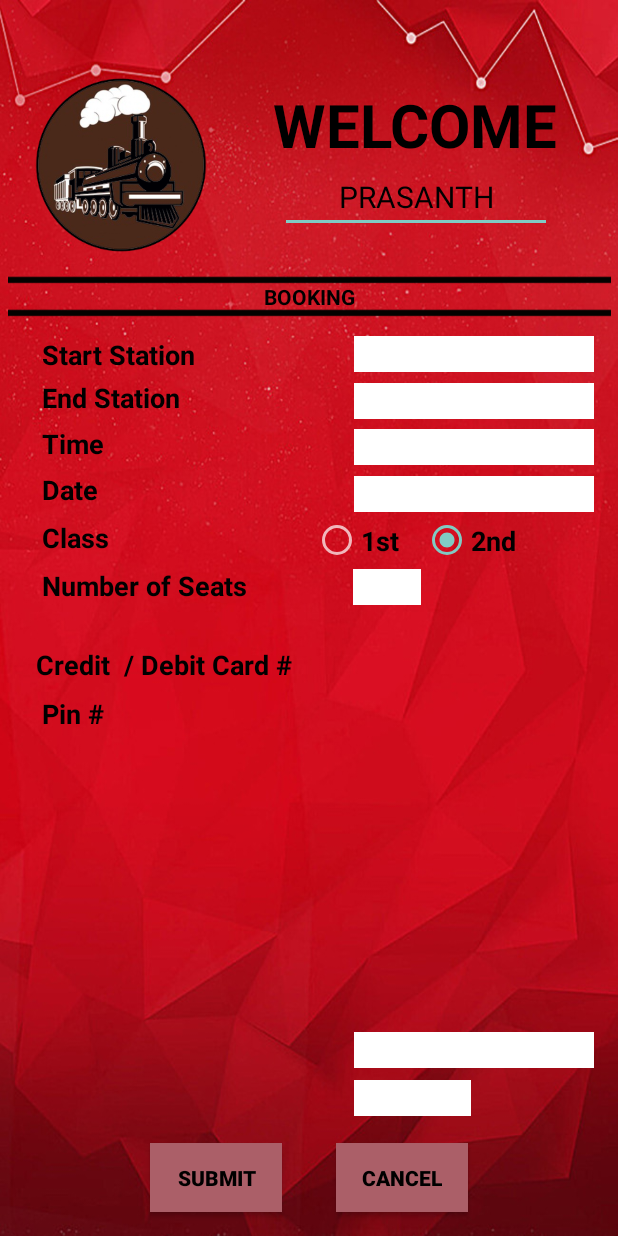
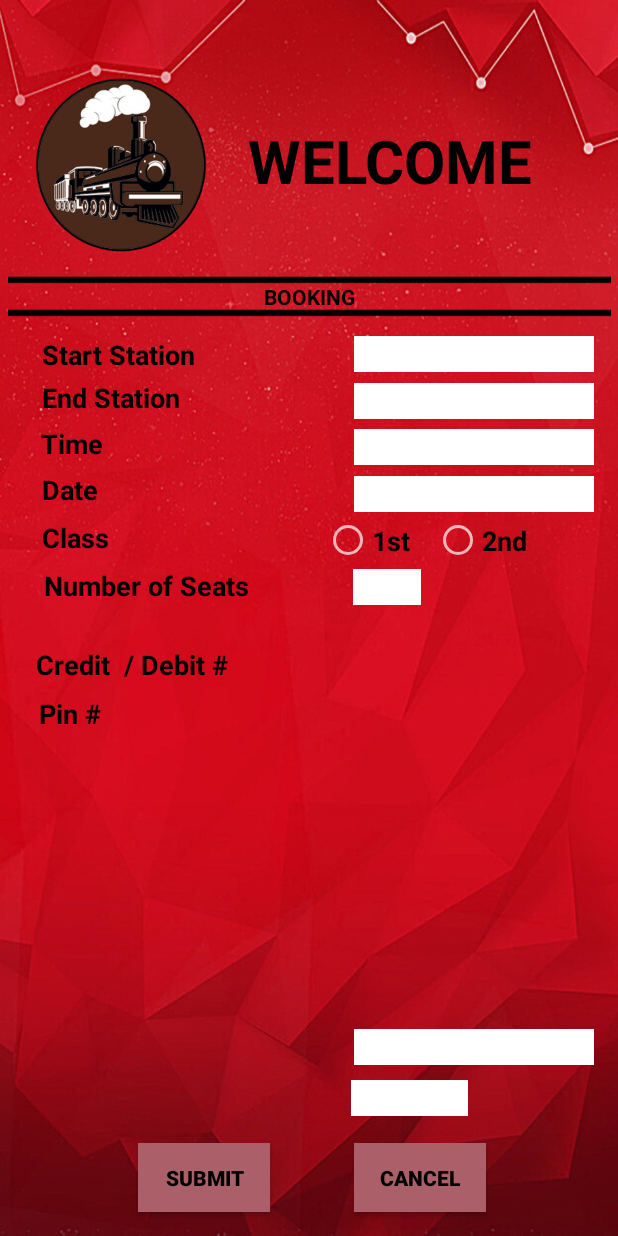
Before and after one commit to prasanthse/TrackBook, an Android app: the BookingActivity screen opened directly, with no data from a screen before it, on a phone screen of 412 x 824 dp. Run offline under Robolectric (Android 15) with nearby library versions, the phone set to English and light mode, and no system bars; our stand-ins replace Firebase (no records; nobody signed in at launch, a user with empty details on screens opened directly); 1 statement that could not run was skipped.

Commit message:
Booking info class created

```diff
--- a/app/src/main/java/com/se15026/prasanth/trackbook/BookingActivity.java
+++ b/app/src/main/java/com/se15026/prasanth/trackbook/BookingActivity.java
@@ -2,31 +2,71 @@ package com.se15026.prasanth.trackbook;
 
 import android.content.Intent;
 import android.os.Bundle;
+import android.support.annotation.NonNull;
 import android.support.v7.app.AppCompatActivity;
 import android.view.View;
+import android.widget.ArrayAdapter;
 import android.widget.Button;
+import android.widget.EditText;
+import android.widget.Spinner;
 import android.widget.Toast;
+
+import com.google.firebase.database.DataSnapshot;
+import com.google.firebase.database.DatabaseError;
+import com.google.firebase.database.DatabaseReference;
+import com.google.firebase.database.FirebaseDatabase;
+import com.google.firebase.database.ValueEventListener;
+
+import java.util.ArrayList;
 
 public class BookingActivity extends AppCompatActivity {
 
     private Button submitBtn;
     private Button cancelBtn;
+    private Spinner start;
+    private Spinner end;
+    private Spinner time;
+    private Spinner seats;
+    private EditText card;
+    private EditText pin;
+
+    private DatabaseReference databaseReference;
+
+    ArrayList<String> stationsList = new ArrayList<>();
 
     @Override
     protected void onCreate(Bundle savedInstanceState) {
         super.onCreate(savedInstanceState);
         setContentView(R.layout.activity_booking);
 
+        submitBtn = (Button) findViewById(R.id.submit);
+        cancelBtn = (Button) findViewById(R.id.cancel);
+        start = (Spinner) findViewById(R.id.startDropdown);
+        end = (Spinner) findViewById(R.id.endDropdown);
+        time = (Spinner) findViewById(R.id.timeDropdown);
+        seats = (Spinner) findViewById(R.id.seatsDropdown);
+        card = (EditText)findViewById(R.id.cardNumber);
+        pin = (EditText) findViewById(R.id.pinNumber);
+
+        databaseReference = FirebaseDatabase.getInstance().getReference();
+
+        retrieveStations();
+
+        ArrayAdapter<String> stationAdapter = new ArrayAdapter<>(getApplicationContext(), android.R.layout.simple_spinner_item, stationsList);
+        stationAdapter.setDropDownViewResource(android.R.layout.simple_spinner_dropdown_item);
+
+        start.setAdapter(stationAdapter);
+        end.setAdapter(stationAdapter);
+
         bookingLinks();
     }
 
     public void bookingLinks(){
-        submitBtn = (Button) findViewById(R.id.submit);
-        cancelBtn = (Button) findViewById(R.id.cancel);
 
         submitBtn.setOnClickListener(new View.OnClickListener() {
             @Override
             public void onClick(View v) {
+                //AlertBox
                 Toast toast = Toast.makeText(getApplicationContext(), "Your Booking was successful", Toast.LENGTH_SHORT);
                 toast.show();
 
@@ -38,7 +78,6 @@ public class BookingActivity extends AppCompatActivity {
         cancelBtn.setOnClickListener(new View.OnClickListener() {
             @Override
             public void onClick(View v) {
-
                 //Alertbox
                 Toast toast = Toast.makeText(getApplicationContext(), "Your Booking was canceled", Toast.LENGTH_SHORT);
                 toast.show();
@@ -47,5 +86,47 @@ public class BookingActivity extends AppCompatActivity {
                 startActivity(intent);
             }
         });
+
+        start.setOnClickListener(new View.OnClickListener() {
+            @Override
+            public void onClick(View v) {
+
+            }
+        });
+
+       /* end.setOnClickListener(new View.OnClickListener() {
+            @Override
+            public void onClick(View v) {
+                //end.setAdapter(stationAdapter);
+            }
+        });
+
+        time.setOnClickListener(new View.OnClickListener() {
+            @Override
+            public void onClick(View v) {
+
+            }
+        });*/
+
+    }
+
+    public void retrieveStations(){
+
+        databaseReference.child("Stations").addValueEventListener(new ValueEventListener() {
+            @Override
+            public void onDataChange(@NonNull DataSnapshot dataSnapshot) {
+
+                for(DataSnapshot stations : dataSnapshot.getChildren()){
+
+                    String stationNames = stations.getValue(String.class);
+                    stationsList.add(stationNames);
+                }
+            }
+
+            @Override
+            public void onCancelled(@NonNull DatabaseError databaseError) {
+
+            }
+        });
     }
 }
--- a/app/src/main/java/com/se15026/prasanth/trackbook/LoginActivity.java
+++ b/app/src/main/java/com/se15026/prasanth/trackbook/LoginActivity.java
@@ -110,5 +110,4 @@ public class LoginActivity extends AppCompatActivity {
             toast.show();
         }
     }
-
 }
--- a/app/src/main/res/layout/activity_booking.xml
+++ b/app/src/main/res/layout/activity_booking.xml
@@ -38,31 +38,19 @@
         android:id="@+id/welcomeTitle"
         android:layout_width="198dp"
         android:layout_height="50dp"
-        android:layout_marginTop="56dp"
-        android:layout_marginEnd="32dp"
-        android:layout_marginRight="32dp"
+        android:layout_marginStart="8dp"
+        android:layout_marginLeft="8dp"
+        android:layout_marginTop="80dp"
+        android:layout_marginEnd="16dp"
+        android:layout_marginRight="16dp"
         android:text="WELCOME"
         android:textColor="@color/colorAccent"
         android:textSize="40sp"
         android:textStyle="bold"
         app:layout_constraintEnd_toEndOf="parent"
+        app:layout_constraintHorizontal_bias="0.0"
+        app:layout_constraintStart_toEndOf="@+id/imageView3"
         app:layout_constraintTop_toTopOf="parent" />
-
-    <EditText
-        android:id="@+id/bookingUserName"
-        android:layout_width="181dp"
-        android:layout_height="41dp"
-        android:layout_marginTop="8dp"
-        android:layout_marginEnd="44dp"
-        android:layout_marginRight="44dp"
-        android:ems="10"
-        android:inputType="textPersonName"
-        android:text="PRASANTH"
-        android:textAlignment="center"
-        android:textColor="@color/colorAccent"
-        android:textSize="20sp"
-        app:layout_constraintEnd_toEndOf="parent"
-        app:layout_constraintTop_toBottomOf="@+id/welcomeTitle" />
 
     <ImageView
         android:id="@+id/lineOne"
@@ -127,8 +115,8 @@
         android:id="@+id/time"
         android:layout_width="wrap_content"
         android:layout_height="wrap_content"
-        android:layout_marginStart="28dp"
-        android:layout_marginLeft="28dp"
+        android:layout_marginStart="27dp"
+        android:layout_marginLeft="27dp"
         android:layout_marginTop="6dp"
         android:text="Time"
         android:textColor="@color/colorAccent"
@@ -169,8 +157,8 @@
         android:id="@+id/seats"
         android:layout_width="wrap_content"
         android:layout_height="wrap_content"
-        android:layout_marginStart="28dp"
-        android:layout_marginLeft="28dp"
+        android:layout_marginStart="29dp"
+        android:layout_marginLeft="29dp"
         android:layout_marginTop="7dp"
         android:text="Number of Seats"
         android:textColor="@color/colorAccent"
@@ -183,14 +171,17 @@
         android:id="@+id/firstClass"
         android:layout_width="wrap_content"
         android:layout_height="24dp"
-        android:layout_marginStart="136dp"
-        android:layout_marginLeft="136dp"
+        android:layout_marginStart="90dp"
+        android:layout_marginLeft="90dp"
         android:layout_marginTop="348dp"
+        android:layout_marginEnd="13dp"
+        android:layout_marginRight="13dp"
         android:text="1st"
         android:textColor="@color/colorAccent"
         android:textSize="18sp"
         android:textStyle="bold"
-        app:layout_constraintStart_toEndOf="@+id/box"
+        app:layout_constraintEnd_toEndOf="parent"
+        app:layout_constraintStart_toStartOf="parent"
         app:layout_constraintTop_toTopOf="parent" />
 
     <RadioButton
@@ -200,12 +191,16 @@
         android:layout_marginStart="16dp"
         android:layout_marginLeft="16dp"
         android:layout_marginTop="348dp"
-        android:checked="true"
+        android:layout_marginEnd="8dp"
+        android:layout_marginRight="8dp"
+        android:checked="false"
         android:clickable="false"
         android:text="2nd"
         android:textColor="@color/colorAccent"
         android:textSize="18sp"
         android:textStyle="bold"
+        app:layout_constraintEnd_toEndOf="parent"
+        app:layout_constraintHorizontal_bias="0.0"
         app:layout_constraintStart_toEndOf="@+id/firstClass"
         app:layout_constraintTop_toTopOf="parent" />
 
@@ -216,7 +211,7 @@
         android:layout_marginStart="24dp"
         android:layout_marginLeft="24dp"
         android:layout_marginTop="28dp"
-        android:text="Credit  / Debit Card #"
+        android:text="Credit  / Debit #"
         android:textColor="@color/colorAccent"
         android:textSize="18sp"
         android:textStyle="bold"
@@ -227,8 +222,8 @@
         android:id="@+id/pin"
         android:layout_width="wrap_content"
         android:layout_height="wrap_content"
-        android:layout_marginStart="28dp"
-        android:layout_marginLeft="28dp"
+        android:layout_marginStart="26dp"
+        android:layout_marginLeft="26dp"
         android:layout_marginTop="8dp"
         android:text="Pin #"
         android:textColor="@color/colorAccent"
@@ -241,8 +236,9 @@
         android:id="@+id/submit"
         android:layout_width="wrap_content"
         android:layout_height="46dp"
-        android:layout_marginStart="100dp"
-        android:layout_marginLeft="100dp"
+        android:layout_marginStart="92dp"
+        android:layout_marginLeft="92dp"
+        android:layout_marginTop="8dp"
         android:layout_marginBottom="16dp"
         android:background="@color/colorPrimaryDark"
         android:clickable="true"
@@ -250,14 +246,19 @@
         android:textColor="@color/colorAccent"
         android:textStyle="bold"
         app:layout_constraintBottom_toBottomOf="parent"
-        app:layout_constraintStart_toStartOf="parent" />
+        app:layout_constraintStart_toStartOf="parent"
+        app:layout_constraintTop_toBottomOf="@+id/pinNumber"
+        app:layout_constraintVertical_bias="1.0" />
 
     <Button
         android:id="@+id/cancel"
         android:layout_width="wrap_content"
         android:layout_height="46dp"
-        android:layout_marginEnd="100dp"
-        android:layout_marginRight="100dp"
+        android:layout_marginStart="8dp"
+        android:layout_marginLeft="8dp"
+        android:layout_marginTop="8dp"
+        android:layout_marginEnd="88dp"
+        android:layout_marginRight="88dp"
         android:layout_marginBottom="16dp"
         android:background="@color/colorPrimaryDark"
         android:clickable="true"
@@ -265,12 +266,19 @@
         android:textColor="@color/colorAccent"
         android:textStyle="bold"
         app:layout_constraintBottom_toBottomOf="parent"
-        app:layout_constraintEnd_toEndOf="parent" />
+        app:layout_constraintEnd_toEndOf="parent"
+        app:layout_constraintHorizontal_bias="1.0"
+        app:layout_constraintStart_toEndOf="@+id/submit"
+        app:layout_constraintTop_toBottomOf="@+id/pinNumber"
+        app:layout_constraintVertical_bias="1.0" />
 
     <EditText
         android:id="@+id/cardNumber"
         android:layout_width="160dp"
         android:layout_height="24dp"
+        android:layout_marginStart="8dp"
+        android:layout_marginLeft="8dp"
+        android:layout_marginTop="8dp"
         android:layout_marginEnd="16dp"
         android:layout_marginRight="16dp"
         android:layout_marginBottom="112dp"
@@ -278,20 +286,27 @@
         android:ems="10"
         android:inputType="number"
         app:layout_constraintBottom_toBottomOf="parent"
-        app:layout_constraintEnd_toEndOf="parent" />
+        app:layout_constraintEnd_toEndOf="parent"
+        app:layout_constraintHorizontal_bias="1.0"
+        app:layout_constraintStart_toEndOf="@+id/card"
+        app:layout_constraintTop_toTopOf="parent"
+        app:layout_constraintVertical_bias="0.997" />
 
     <EditText
         android:id="@+id/pinNumber"
         android:layout_width="78dp"
         android:layout_height="24dp"
-        android:layout_marginEnd="98dp"
-        android:layout_marginRight="98dp"
+        android:layout_marginTop="8dp"
+        android:layout_marginEnd="100dp"
+        android:layout_marginRight="100dp"
         android:layout_marginBottom="80dp"
         android:background="@color/colorPrimary"
         android:ems="10"
         android:inputType="number"
         app:layout_constraintBottom_toBottomOf="parent"
-        app:layout_constraintEnd_toEndOf="parent" />
+        app:layout_constraintEnd_toEndOf="parent"
+        app:layout_constraintTop_toBottomOf="@+id/cardNumber"
+        app:layout_constraintVertical_bias="1.0" />
 
 
     <Spinner
--- a/app/src/main/res/layout/activity_home.xml
+++ b/app/src/main/res/layout/activity_home.xml
@@ -43,16 +43,16 @@
         android:layout_height="91dp"
         android:layout_marginStart="8dp"
         android:layout_marginLeft="8dp"
-        android:layout_marginTop="420dp"
         android:layout_marginEnd="8dp"
         android:layout_marginRight="8dp"
+        android:layout_marginBottom="60dp"
         android:background="@android:color/transparent"
         android:clickable="true"
         android:scaleType="fitXY"
+        app:layout_constraintBottom_toBottomOf="parent"
         app:layout_constraintEnd_toEndOf="parent"
-        app:layout_constraintHorizontal_bias="0.52"
+        app:layout_constraintHorizontal_bias="0.501"
         app:layout_constraintStart_toStartOf="parent"
-        app:layout_constraintTop_toTopOf="parent"
         app:srcCompat="@drawable/logout" />
 
     <ImageButton
```
Also changed, not shown: app/src/main/java/com/se15026/prasanth/trackbook/BookingInfo.java (added, +73 -0 lines), app/src/main/java/com/se15026/prasanth/trackbook/HomeActivity.java (+8 -8 lines), app/src/main/res/layout/activity_history.xml (+7 -19 lines).
